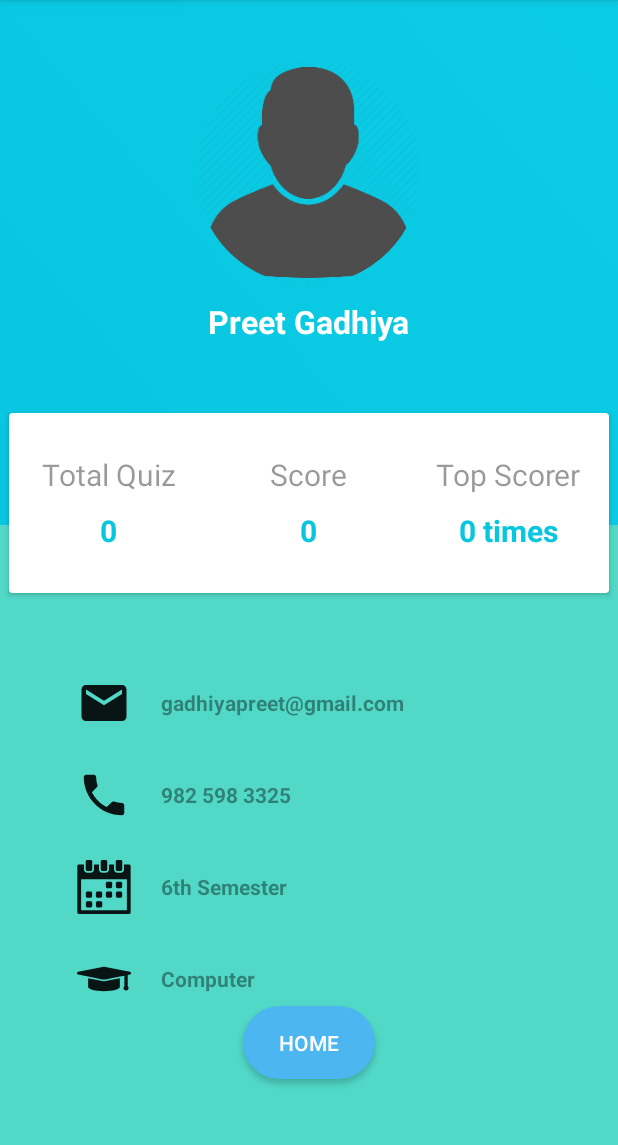
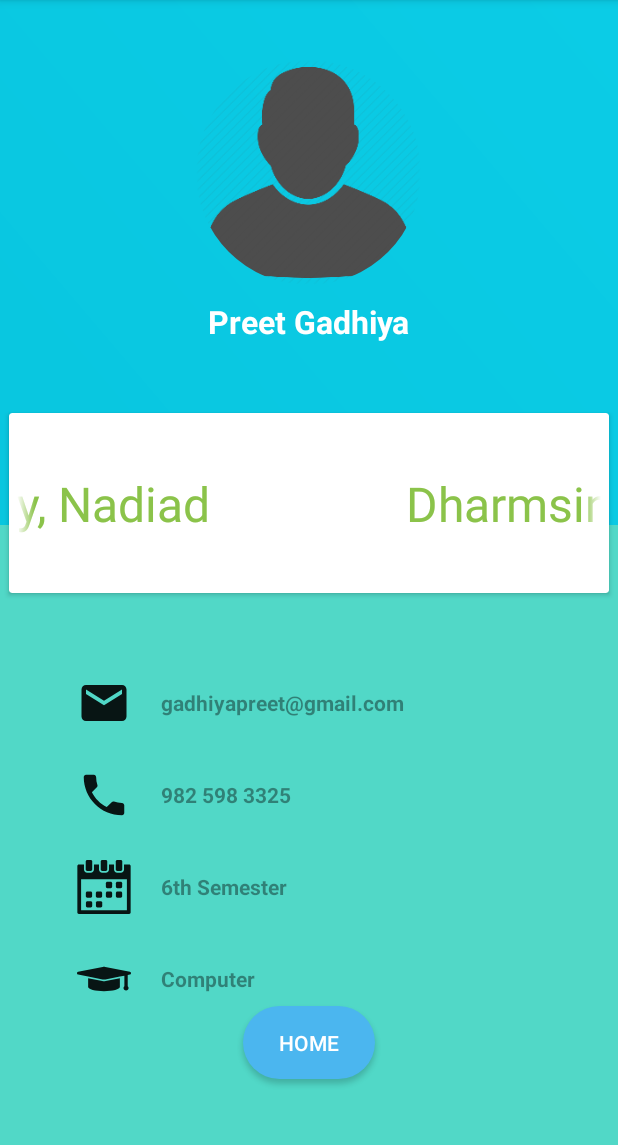
Before and after one commit to Preet-Gadhiya/StudentFacultyPortal, an Android app: the ProfileActivity screen opened directly, with no data from a screen before it, in the options menu, after a tap on "About Us", on a phone screen of 412 x 824 dp, the part 84-1229 px from its top. Run offline under Robolectric (Android 15) with nearby library versions, the phone set to English and light mode, and no system bars; our stand-ins replace CircleImageView; 2 statements that could not run were skipped.

Commit message:
Static File List and Minor Changes in upload download UI and profile UI

```diff
--- a/app/src/main/AndroidManifest.xml
+++ b/app/src/main/AndroidManifest.xml
@@ -11,7 +11,11 @@
         android:label="@string/app_name"
         android:supportsRtl="true"
         android:theme="@style/AppTheme">
-        <activity android:name=".activities.MyRecylerViewActivity"></activity>
+        <activity
+            android:name=".activities.ListFilesActivity"
+            android:label="@string/title_activity_list_files"
+            android:theme="@style/AppTheme.NoActionBar"></activity>
+        <activity android:name=".activities.MyRecylerViewActivity" />
         <activity android:name=".activities.GeneralFacultyActivity" />
         <activity android:name=".activities.FacultyLogin" />
         <activity android:name=".activities.AdminLogin" />
--- a/app/src/main/java/com/project/studentfacultyportal/activities/ProfileActivity.java
+++ b/app/src/main/java/com/project/studentfacultyportal/activities/ProfileActivity.java
@@ -10,28 +10,34 @@ import android.util.Log;
 import android.view.Menu;
 import android.view.MenuInflater;
 import android.view.MenuItem;
+import android.view.View;
+import android.widget.Button;
 import android.widget.TextView;
 
 import com.project.studentfacultyportal.R;
 import com.project.studentfacultyportal.sql.DatabaseHelper;
 
-public class ProfileActivity extends AppCompatActivity {
-    TextView nameTextView, totalQuizTextView, scoreTextView, topScorerTextView, emailTextView, phoneNoTextView, semesterTextView, branchTextView;
+public class ProfileActivity extends AppCompatActivity implements View.OnClickListener {
+    TextView marqueeTextView, nameTextView, /*totalQuizTextView, scoreTextView, topScorerTextView,*/ emailTextView, phoneNoTextView, semesterTextView, branchTextView;
     String email, name, totalQuiz, score, topScorer, phoneNo, semester, branch;
-
+    Button homeButton;
     @Override
     protected void onCreate(Bundle savedInstanceState) {
         super.onCreate(savedInstanceState);
         setContentView(R.layout.activity_profile);
         nameTextView = (TextView) findViewById(R.id.nameTextView);
-        totalQuizTextView = (TextView) findViewById(R.id.totalQuizTextView);
+        /*totalQuizTextView = (TextView) findViewById(R.id.totalQuizTextView);
         scoreTextView = (TextView) findViewById(R.id.scoreTextView);
-        topScorerTextView = (TextView) findViewById(R.id.topScorerTextView);
+        topScorerTextView = (TextView) findViewById(R.id.topScorerTextView);*/
+        homeButton = (Button) findViewById(R.id.homeButton);
         emailTextView = (TextView) findViewById(R.id.emailTextView);
         phoneNoTextView = (TextView) findViewById(R.id.phoneNumberTextView);
         semesterTextView = (TextView) findViewById(R.id.semesterTextView);
         branchTextView = (TextView) findViewById(R.id.branchTextView);
+        marqueeTextView = (TextView) findViewById(R.id.marqueeTextView);
+        marqueeTextView.setSelected(true);
         updateProflie();
+        homeButton.setOnClickListener(this);
     }
 
     private void updateProflie() {
@@ -54,11 +60,11 @@ public class ProfileActivity extends AppCompatActivity {
             semester =  cursor.getString(3);
             semesterTextView.setText(semester);
             totalQuiz =  cursor.getString(4);
-            totalQuizTextView.setText(totalQuiz);
+//            totalQuizTextView.setText(totalQuiz);
             topScorer =  cursor.getString(5);
-            topScorerTextView.setText(topScorer);
+//            topScorerTextView.setText(topScorer);
             score = cursor.getString(6);
-            scoreTextView.setText(score);
+//            scoreTextView.setText(score);
         }
     }
 
@@ -73,10 +79,10 @@ public class ProfileActivity extends AppCompatActivity {
     @Override
     public boolean onOptionsItemSelected(MenuItem item) {
         switch (item.getItemId()) {
-            case R.id.settingsId:
+            case R.id.logoutMenu:
                 Log.i("Menu Item selected", "Settings Pressed");
 
-            case R.id.aboutId:
+            case R.id.aboutMenu:
                 Log.i("Menu Item selected", "About us");
                 return true;
             default:
@@ -84,4 +90,14 @@ public class ProfileActivity extends AppCompatActivity {
         }
 
     }
+
+
+    @Override
+    public void onClick(View v) {
+        switch (v.getId()) {
+            case R.id.homeButton:
+                Intent i = new Intent(ProfileActivity.this, GeneralActivity.class);
+                startActivity(i);
+        }
+    }
 }
--- a/app/src/main/res/layout/activity_profile.xml
+++ b/app/src/main/res/layout/activity_profile.xml
@@ -50,7 +50,22 @@
             android:layout_height="match_parent"
             android:orientation="horizontal"
             android:weightSum="3">
-            <LinearLayout
+            <TextView
+                android:layout_width="match_parent"
+                android:layout_height="match_parent"
+                android:id="@+id/marqueeTextView"
+                android:textColor="@color/colorGreen"
+                android:text="Dharmsinh Desai University, Nadiad"
+                android:singleLine="true"
+                android:ellipsize="marquee"
+                android:marqueeRepeatLimit="marquee_forever"
+                android:scrollHorizontally="true"
+                android:textSize="32sp"
+                android:layout_gravity="center"
+                android:layout_marginTop="33dp"
+                android:layout_marginBottom="33dp"
+                android:padding="5dip"/>
+            <!--<LinearLayout
                 android:gravity="center"
                 android:orientation="vertical"
                 android:layout_width="0dp"
@@ -118,7 +133,7 @@
                     android:paddingTop="10dp"
                     android:textColor="@color/skyBlue"/>
 
-            </LinearLayout>
+            </LinearLayout>-->
         </LinearLayout>
 
     </android.support.v7.widget.CardView>
@@ -207,14 +222,14 @@ android:layout_marginTop="45dp">
 </LinearLayout>
 </LinearLayout>
 
-<Button
-    android:id="@+id/homeButton"
-android:textColor="#fff"
-android:background="@drawable/button_style"
-android:layout_marginTop="0dp"
-android:layout_gravity="center_horizontal"
-android:layout_width="wrap_content"
-android:layout_height="wrap_content"
-android:text="Home"/>
+    <Button
+        android:id="@+id/homeButton"
+        android:layout_width="wrap_content"
+        android:layout_height="wrap_content"
+        android:layout_gravity="center_horizontal"
+        android:layout_marginTop="0dp"
+        android:background="@drawable/button_style"
+        android:text="Home"
+        android:textColor="#fff" />
 
     </LinearLayout>
--- a/app/src/main/res/menu/main_menu.xml
+++ b/app/src/main/res/menu/main_menu.xml
@@ -1,10 +1,10 @@
 <?xml version="1.0" encoding="utf-8"?>
 <menu xmlns:android="http://schemas.android.com/apk/res/android">
     <item
-        android:title="Settings"
-        android:id="@+id/settingsId"/>
+        android:title="Logout"
+        android:id="@+id/logoutMenu"/>
     <item
         android:title="About Us"
-        android:id="@+id/aboutId" />
+        android:id="@+id/aboutMenu" />
 
 </menu>
--- a/app/src/main/res/values/strings.xml
+++ b/app/src/main/res/values/strings.xml
@@ -54,4 +54,5 @@
         <item>7</item>
         <item>8</item>
     </string-array>
+    <string name="title_activity_list_files">ListFilesActivity</string>
 </resources>
--- a/app/src/main/res/values/styles.xml
+++ b/app/src/main/res/values/styles.xml
@@ -10,10 +10,20 @@
         <item name="colorControlNormal">@color/darkblue</item>
         <item name="colorControlActivated">@color/darkblue</item>
     </style>
+
     <style name="FullScreenTheme" parent="Theme.AppCompat.NoActionBar">
         <item name="colorPrimary">@color/colorPrimary</item>
         <item name="colorPrimaryDark">@color/colorPrimaryDark</item>
         <item name="colorAccent">@color/colorAccent</item>
     </style>
 
+    <style name="AppTheme.NoActionBar">
+        <item name="windowActionBar">false</item>
+        <item name="windowNoTitle">true</item>
+    </style>
+
+    <style name="AppTheme.AppBarOverlay" parent="ThemeOverlay.AppCompat.Dark.ActionBar" />
+
+    <style name="AppTheme.PopupOverlay" parent="ThemeOverlay.AppCompat.Light" />
+
 </resources>
```
Also changed, not shown: app/src/main/java/com/project/studentfacultyportal/activities/DocumentActivity.java (+9 -9 lines), app/src/main/java/com/project/studentfacultyportal/activities/FileUpload.java (+5 -3 lines), app/src/main/java/com/project/studentfacultyportal/activities/GeneralActivity.java (+6 -4 lines), app/src/main/java/com/project/studentfacultyportal/activities/ListFilesActivity.java (added, +376 -0 lines), app/src/main/java/com/project/studentfacultyportal/activities/LoginActivity.java (+10 -0 lines), app/src/main/res/drawable/button2_style.xml (added, +9 -0 lines), app/src/main/res/drawable/button3_style.xml (added, +9 -0 lines), app/src/main/res/layout/activity_document.xml (+21 -8 lines), app/src/main/res/layout/activity_genereal_faculty.xml (+11 -1 lines), app/src/main/res/layout/activity_list_files.xml (added, +33 -0 lines), app/src/main/res/layout/content_list_files.xml (added, +16 -0 lines), app/src/main/res/layout/content_list_files2.xml (added, +18 -0 lines).
